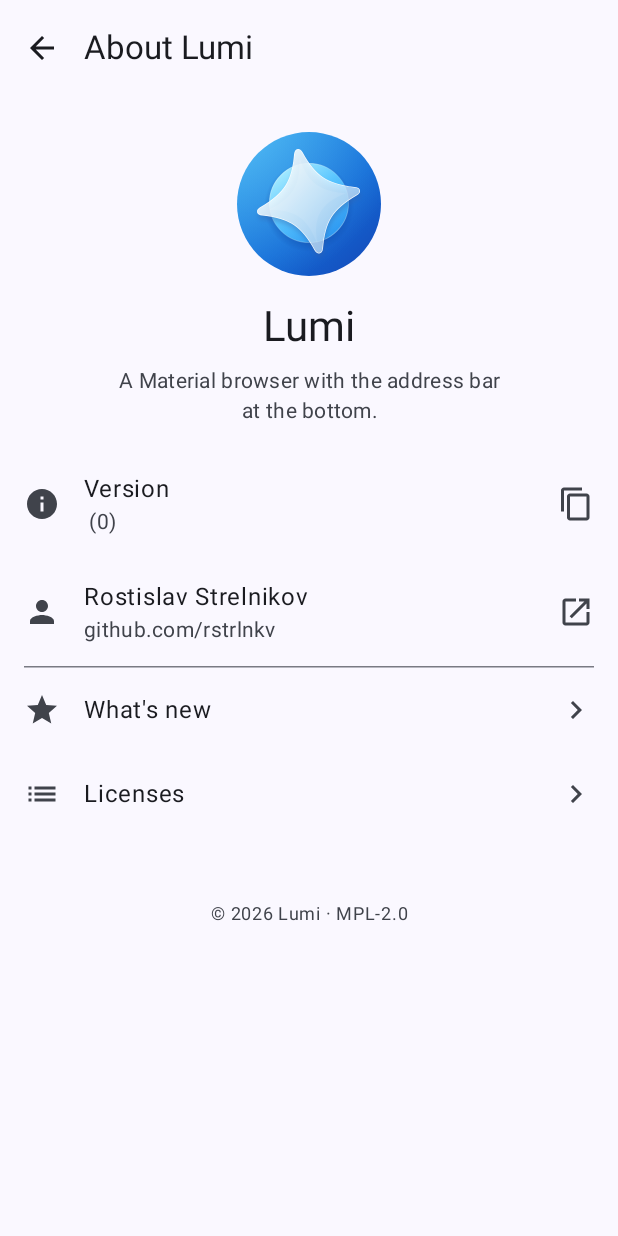
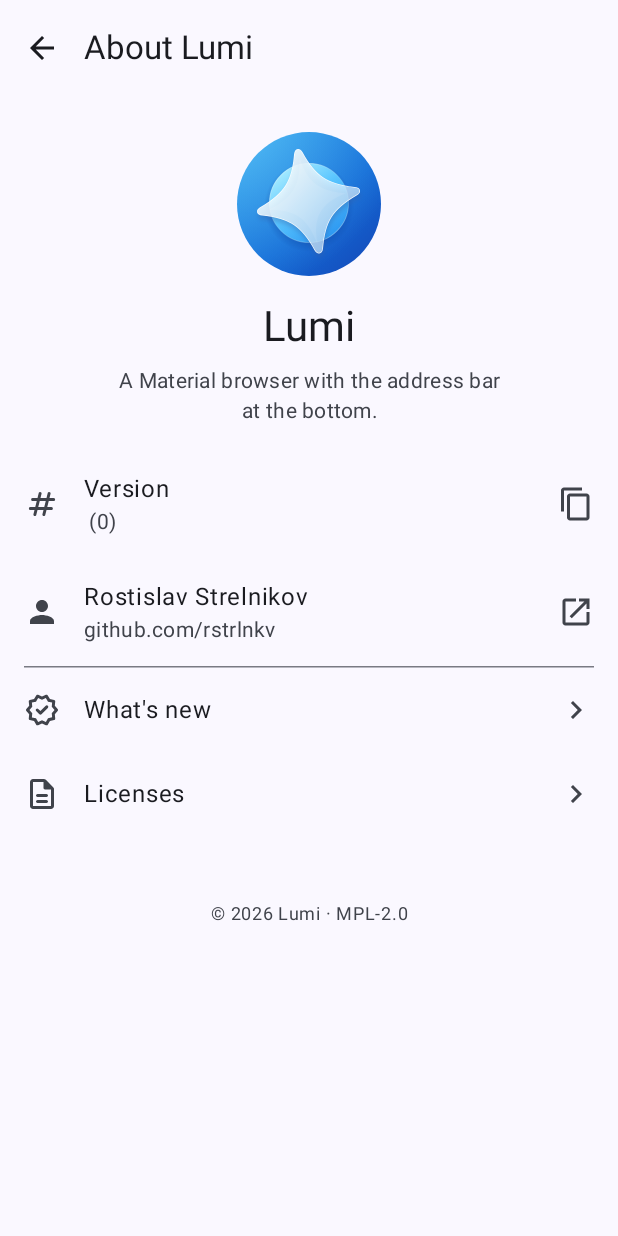
Before and after one commit to rstrlnkv/Lumi, an Android app built with Jetpack Compose: the composable AboutScreen shown on its own in the app's theme, on a phone screen of 412 x 824 dp. Run offline under Robolectric (Android 15) with nearby library versions, the phone set to English and light mode, and no system bars; libraries missing offline, so code that uses them is left out: org.mozilla.geckoview.

Commit message:
Centre the name on About and hang the DEV pill beside it
Follows the owner's Figma update: the name alone is centred, the DEV
badge is a secondary pill 8 dp after it and top-aligned, and the row
icons match Figma (tag, new_releases, description).

Step-Id: 20261114-140758-01-17653439f

```diff
--- a/app/src/main/java/ru/digitalpunk/lumi/ui/about/AboutScreen.kt
+++ b/app/src/main/java/ru/digitalpunk/lumi/ui/about/AboutScreen.kt
@@ -11,7 +11,6 @@ import androidx.compose.foundation.clickable
 import androidx.compose.foundation.combinedClickable
 import androidx.compose.foundation.layout.Box
 import androidx.compose.foundation.layout.Column
-import androidx.compose.foundation.layout.Row
 import androidx.compose.foundation.layout.Spacer
 import androidx.compose.foundation.layout.fillMaxSize
 import androidx.compose.foundation.layout.fillMaxWidth
@@ -21,19 +20,14 @@ import androidx.compose.foundation.layout.padding
 import androidx.compose.foundation.layout.requiredSize
 import androidx.compose.foundation.layout.size
 import androidx.compose.foundation.layout.widthIn
-import androidx.compose.foundation.layout.width
 import androidx.compose.foundation.layout.wrapContentSize
 import androidx.compose.foundation.rememberScrollState
 import androidx.compose.foundation.shape.CircleShape
-import androidx.compose.foundation.shape.RoundedCornerShape
 import androidx.compose.foundation.verticalScroll
 import androidx.compose.material.icons.Icons
 import androidx.compose.material.icons.automirrored.filled.ArrowBack
 import androidx.compose.material.icons.automirrored.filled.KeyboardArrowRight
-import androidx.compose.material.icons.automirrored.filled.List
-import androidx.compose.material.icons.filled.Info
 import androidx.compose.material.icons.filled.Person
-import androidx.compose.material.icons.filled.Star
 import androidx.compose.material3.ExperimentalMaterial3Api
 import androidx.compose.material3.HorizontalDivider
 import androidx.compose.material3.Icon
@@ -55,6 +49,7 @@ import androidx.compose.runtime.setValue
 import androidx.compose.ui.Alignment
 import androidx.compose.ui.Modifier
 import androidx.compose.ui.draw.clip
+import androidx.compose.ui.layout.Layout
 import androidx.compose.ui.input.pointer.pointerInput
 import androidx.compose.ui.platform.LocalContext
 import androidx.compose.ui.res.painterResource
@@ -66,6 +61,7 @@ import androidx.compose.ui.semantics.heading
 import androidx.compose.ui.semantics.semantics
 import androidx.compose.ui.text.font.FontWeight
 import androidx.compose.ui.text.style.TextAlign
+import androidx.compose.ui.unit.Dp
 import androidx.compose.ui.unit.dp
 import androidx.compose.ui.unit.sp
 import androidx.core.content.pm.PackageInfoCompat
@@ -138,16 +134,15 @@ private fun AboutScreen(onBack: () -> Unit, onOpenUrl: (String) -> Unit, onPage:
                 }
             }
             Spacer(Modifier.height(16.dp))
-            Row(verticalAlignment = Alignment.CenterVertically) {
+            Mark {
                 Text("Lumi", style = MaterialTheme.typography.headlineMedium, modifier = Modifier.semantics { heading() })
                 if (version.isDev) {
-                    Spacer(Modifier.width(8.dp))
                     Text(
                         stringResource(R.string.about_dev_badge),
                         fontSize = 12.sp,
                         fontWeight = FontWeight.Medium,
-                        color = MaterialTheme.colorScheme.onTertiaryContainer,
-                        modifier = Modifier.background(MaterialTheme.colorScheme.tertiaryContainer, RoundedCornerShape(8.dp))
+                        color = MaterialTheme.colorScheme.onSecondaryContainer,
+                        modifier = Modifier.padding(top = badgeTop).background(MaterialTheme.colorScheme.secondaryContainer, CircleShape)
                             .padding(horizontal = 8.dp, vertical = 2.dp),
                     )
                 }
@@ -165,7 +160,7 @@ private fun AboutScreen(onBack: () -> Unit, onOpenUrl: (String) -> Unit, onPage:
             ListItem(
                 headlineContent = { Text(stringResource(R.string.about_version)) },
                 supportingContent = { Text(version.copyText) },
-                leadingContent = { Icon(Icons.Filled.Info, contentDescription = null) },
+                leadingContent = { Icon(painterResource(R.drawable.ic_tag), contentDescription = null) },
                 trailingContent = { Icon(painterResource(R.drawable.ic_content_copy), contentDescription = null) },
                 modifier = Modifier.heightIn(min = 72.dp).combinedClickable(onClick = copy, onLongClick = copy)
                     .semantics(mergeDescendants = true) { contentDescription = copyLabel },
@@ -179,8 +174,8 @@ private fun AboutScreen(onBack: () -> Unit, onOpenUrl: (String) -> Unit, onPage:
                     .clickable(onClickLabel = stringResource(R.string.cd_open_author_page), role = Role.Button) { onOpenUrl(AUTHOR_URL) },
             )
             HorizontalDivider(Modifier.padding(horizontal = 16.dp))
-            NavRow(stringResource(R.string.about_whats_new), { Icon(Icons.Filled.Star, contentDescription = null) }) { onPage("news") }
-            NavRow(stringResource(R.string.about_licenses), { Icon(Icons.AutoMirrored.Filled.List, contentDescription = null) }) { onPage("licenses") }
+            NavRow(stringResource(R.string.about_whats_new), { Icon(painterResource(R.drawable.ic_new_releases), contentDescription = null) }) { onPage("news") }
+            NavRow(stringResource(R.string.about_licenses), { Icon(painterResource(R.drawable.ic_description), contentDescription = null) }) { onPage("licenses") }
             Spacer(Modifier.height(24.dp))
             Text(
                 stringResource(R.string.about_copyright),
@@ -189,6 +184,30 @@ private fun AboutScreen(onBack: () -> Unit, onOpenUrl: (String) -> Unit, onPage:
                 textAlign = TextAlign.Center,
                 modifier = Modifier.padding(16.dp),
             )
+        }
+    }
+}
+
+/** The DEV badge's top sits 3 dp below the top of the name's line box, like a superscript tag. */
+private val badgeTop = 3.dp
+
+/** Where the name and the badge go on the mark line, in px. */
+internal data class MarkPlacement(val width: Int, val nameX: Int, val badgeX: Int)
+
+/** The name alone is centred: the line keeps the badge and its gap on both sides and draws them only after the name. */
+internal fun markPlacement(name: Int, badge: Int, gap: Int): MarkPlacement =
+    MarkPlacement(width = name + 2 * (gap + badge), nameX = gap + badge, badgeX = gap + badge + name + gap)
+
+/** The name, then an optional badge [gap] after it, top-aligned; the reading order stays name, then badge. */
+@Composable
+private fun Mark(gap: Dp = 8.dp, content: @Composable () -> Unit) {
+    Layout(content) { measurables, constraints ->
+        val name = measurables[0].measure(constraints.copy(minWidth = 0, minHeight = 0))
+        val badge = measurables.getOrNull(1)?.measure(constraints.copy(minWidth = 0, minHeight = 0))
+        val at = markPlacement(name.width, badge?.width ?: 0, if (badge == null) 0 else gap.roundToPx())
+        layout(at.width, maxOf(name.height, badge?.height ?: 0)) {
+            name.placeRelative(at.nameX, 0)
+            badge?.placeRelative(at.badgeX, 0)
         }
     }
 }
--- /dev/null
+++ b/app/src/main/res/drawable/ic_description.xml
@@ -0,0 +1,11 @@
+<vector xmlns:android="http://schemas.android.com/apk/res/android"
+    android:width="24dp"
+    android:height="24dp"
+    android:viewportWidth="960"
+    android:viewportHeight="960">
+  <group android:translateY="960">
+    <path
+        android:fillColor="@android:color/white"
+        android:pathData="M360-240h240q17 0 28.5-11.5T640-280q0-17-11.5-28.5T600-320H360q-17 0-28.5 11.5T320-280q0 17 11.5 28.5T360-240Zm0-160h240q17 0 28.5-11.5T640-440q0-17-11.5-28.5T600-480H360q-17 0-28.5 11.5T320-440q0 17 11.5 28.5T360-400ZM240-80q-33 0-56.5-23.5T160-160v-640q0-33 23.5-56.5T240-880h287q16 0 30.5 6t25.5 17l194 194q11 11 17 25.5t6 30.5v447q0 33-23.5 56.5T720-80H240Zm280-560v-160H240v640h480v-440H560q-17 0-28.5-11.5T520-640ZM240-800v200-200 640-640Z"/>
+  </group>
+</vector>
--- /dev/null
+++ b/app/src/main/res/drawable/ic_new_releases.xml
@@ -0,0 +1,11 @@
+<vector xmlns:android="http://schemas.android.com/apk/res/android"
+    android:width="24dp"
+    android:height="24dp"
+    android:viewportWidth="960"
+    android:viewportHeight="960">
+  <group android:translateY="960">
+    <path
+        android:fillColor="@android:color/white"
+        android:pathData="m438-452-58-57q-11-11-27.5-11T324-508q-11 11-11 28t11 28l86 86q12 12 28 12t28-12l170-170q12-12 11.5-28T636-592q-12-12-28.5-12.5T579-593L438-452ZM326-90l-58-98-110-24q-15-3-24-15.5t-7-27.5l11-113-75-86q-10-11-10-26t10-26l75-86-11-113q-2-15 7-27.5t24-15.5l110-24 58-98q8-13 22-17.5t28 1.5l104 44 104-44q14-6 28-1.5t22 17.5l58 98 110 24q15 3 24 15.5t7 27.5l-11 113 75 86q10 11 10 26t-10 26l-75 86 11 113q2 15-7 27.5T802-212l-110 24-58 98q-8 13-22 17.5T584-74l-104-44-104 44q-14 6-28 1.5T326-90Zm52-72 102-44 104 44 56-96 110-26-10-112 74-84-74-86 10-112-110-24-58-96-102 44-104-44-56 96-110 24 10 112-74 86 74 84-10 114 110 24 58 96Zm102-318Z"/>
+  </group>
+</vector>
--- /dev/null
+++ b/app/src/main/res/drawable/ic_tag.xml
@@ -0,0 +1,11 @@
+<vector xmlns:android="http://schemas.android.com/apk/res/android"
+    android:width="24dp"
+    android:height="24dp"
+    android:viewportWidth="960"
+    android:viewportHeight="960">
+  <group android:translateY="960">
+    <path
+        android:fillColor="@android:color/white"
+        android:pathData="m360-320-33 131q-3 13-13 21t-24 8q-19 0-31-15t-7-33l28-112H171q-20 0-32-15.5t-7-34.5q3-14 14-22t25-8h129l40-160H231q-20 0-32-15.5t-7-34.5q3-14 14-22t25-8h129l33-131q3-13 13-21t24-8q19 0 31 15t7 33l-28 112h160l33-131q3-13 13-21t24-8q19 0 31 15t7 33l-28 112h109q20 0 32 15.5t7 34.5q-3 14-14 22t-25 8H660l-40 160h109q20 0 32 15.5t7 34.5q-3 14-14 22t-25 8H600l-33 131q-3 13-13 21t-24 8q-19 0-31-15t-7-33l28-112H360Zm20-80h160l40-160H420l-40 160Z"/>
+  </group>
+</vector>
```
Also changed, not shown: 1 other file.
